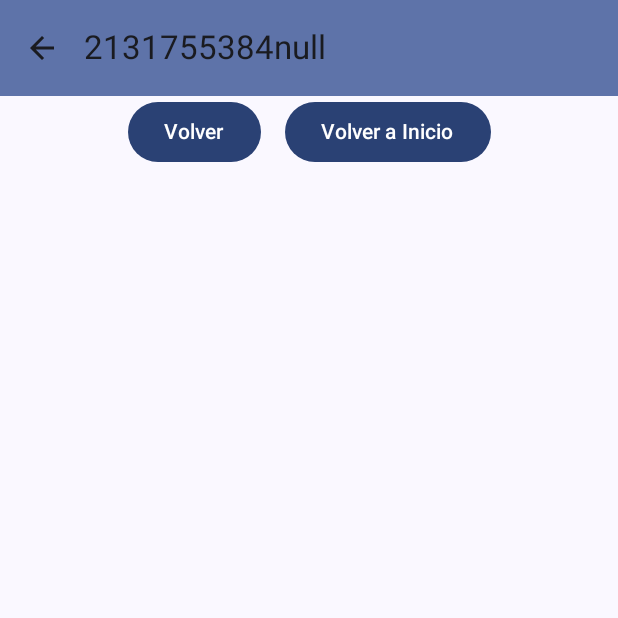
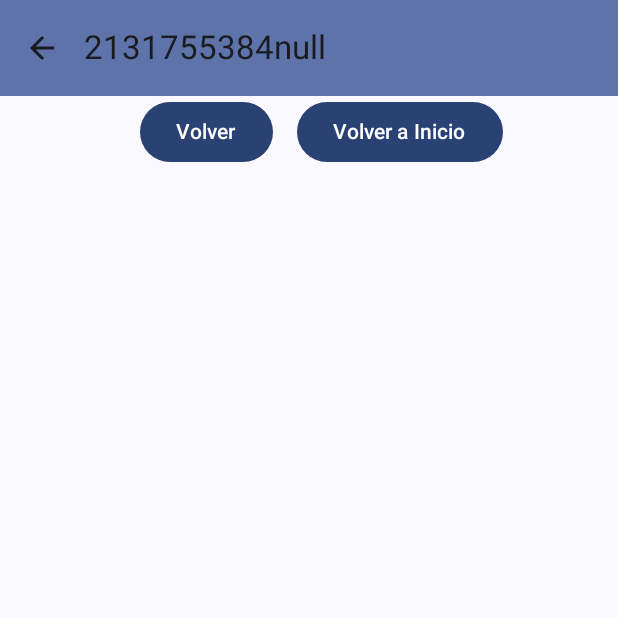
Before and after one commit to sochoa2024-SabrineBouragbaAnhari/P10-BD-Room, an Android app built with Jetpack Compose: the composable VistaTareaScreen called with empty values, on a phone screen of 412 x 824 dp, the top half of it. Run offline under Robolectric (Android 15) with nearby library versions, the phone set to English and light mode, and no system bars.

Commit message:
Inicio ejercicio 9

```diff
--- a/app/src/main/java/net/iesseveroochoa/sabrinebouragba/tareasv01/data/tempmodel/TempModelTareas.kt
+++ b/app/src/main/java/net/iesseveroochoa/sabrinebouragba/tareasv01/data/tempmodel/TempModelTareas.kt
@@ -17,10 +17,6 @@ object TempModelTareas {
 
     // Función para añadir una tarea
     fun addTarea(tarea: Tarea) {
-        if (tarea.id == 0L) {
-            // Generamos un id único para la nueva tarea
-            tarea.id = Random.nextLong(1L, Long.MAX_VALUE)
-        }
         val pos = listaTareasDestination.indexOfFirst { it.id == tarea.id }
         if (pos >= 0) {
             // Si ya existe, reemplaza
--- a/app/src/main/java/net/iesseveroochoa/sabrinebouragba/tareasv01/ui/screens/vistaTarea/VistaTareaScreen.kt
+++ b/app/src/main/java/net/iesseveroochoa/sabrinebouragba/tareasv01/ui/screens/vistaTarea/VistaTareaScreen.kt
@@ -47,6 +47,7 @@ fun VistaTareaScreen(
             horizontalAlignment = Alignment.CenterHorizontally
         ) {
             Row(modifier = Modifier) {
+                Spacer(modifier = Modifier.width(16.dp))
                 Button(onClick = onVolver) {
                     Text(text = "Volver")
                 }
```
